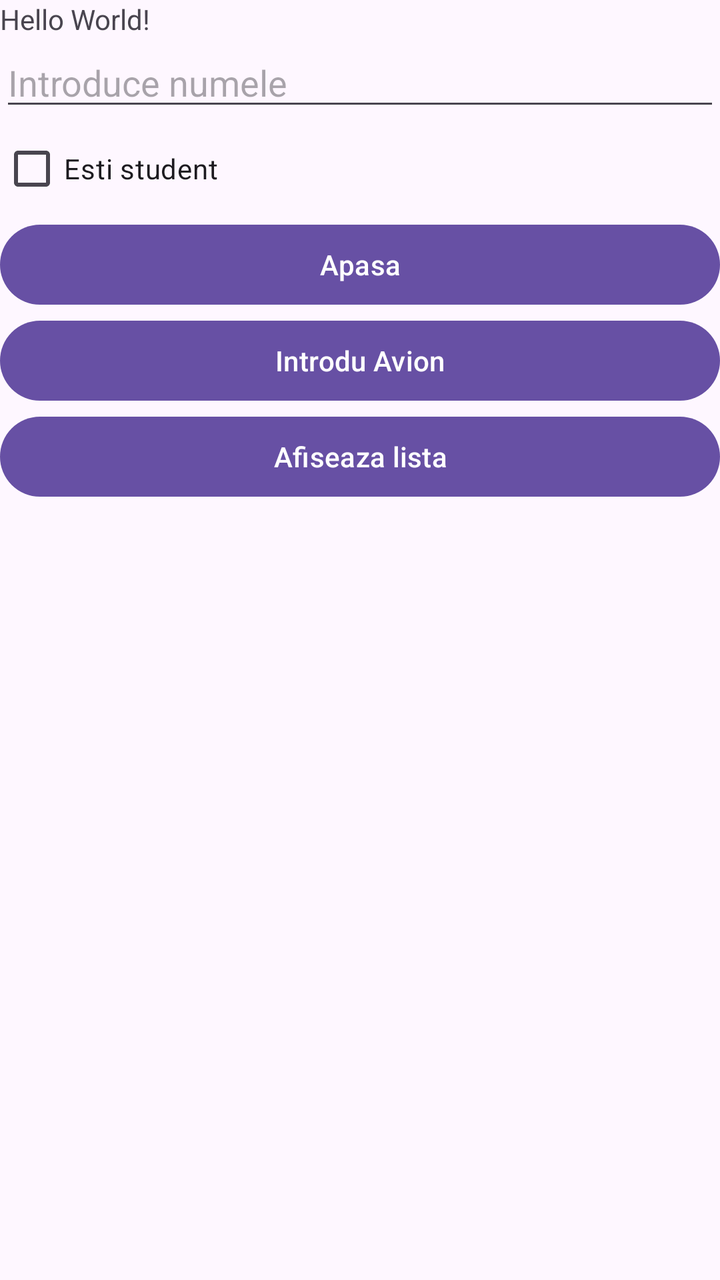
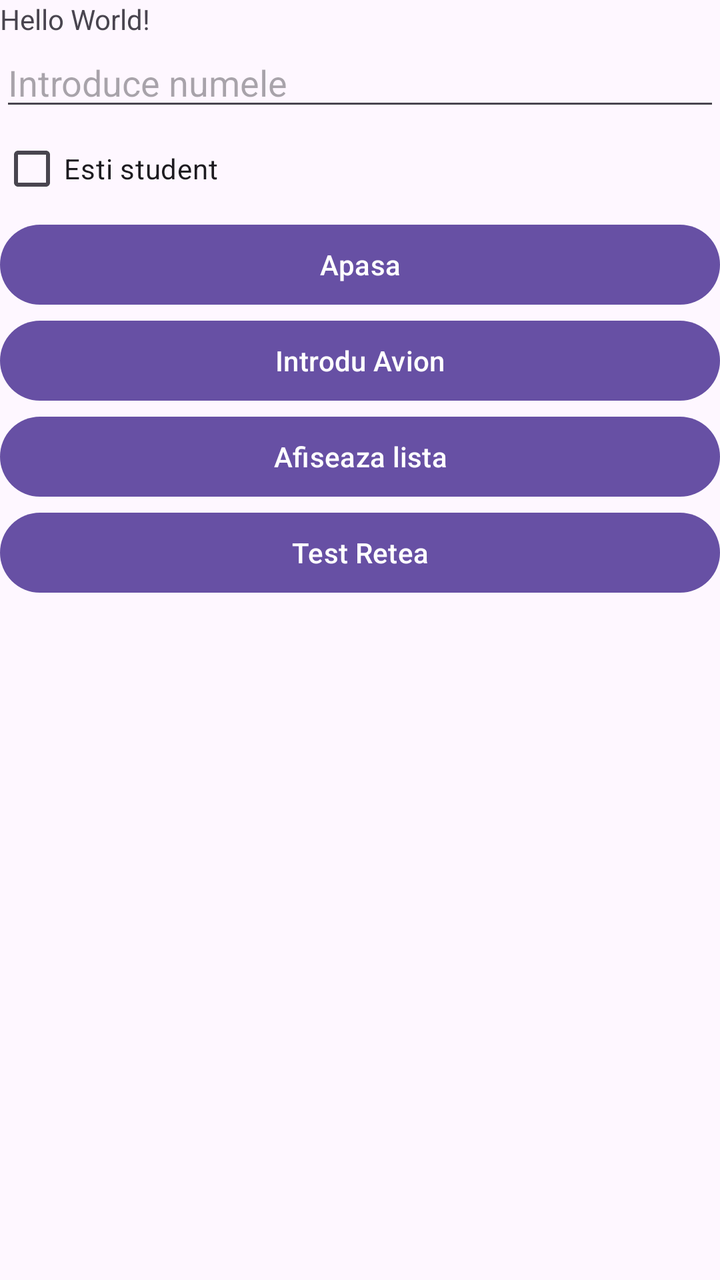

The first picture is an Android layout as it rendered before a commit; the second is the same layout after the commit. The layout source and the unified diff follow.
<!-- AndroidManifest.xml: application theme Theme.ActivitateDAM2026 -->
<!-- res/layout/activity_main.xml -->
<?xml version="1.0" encoding="utf-8"?>
<LinearLayout xmlns:android="http://schemas.android.com/apk/res/android"
    xmlns:app="http://schemas.android.com/apk/res-auto"
    xmlns:tools="http://schemas.android.com/tools"
    android:id="@+id/main"
    android:orientation="vertical"
    android:layout_width="match_parent"
    android:layout_height="match_parent"
    tools:context=".MainActivity">

    <TextView
        android:layout_width="wrap_content"
        android:layout_height="wrap_content"
        android:text="Hello World!"
         />

    <EditText
        android:id="@+id/nume_ET"
        android:layout_width="match_parent"
        android:layout_height="wrap_content"
        android:hint="@string/introduce_numele"
        android:inputType="text"
        />

    <CheckBox
        android:id="@+id/check_CB"
        android:layout_width="match_parent"
        android:layout_height="wrap_content"
        android:text="@string/esti_student"
        />

    <Button
        android:id="@+id/buton_date"
        android:layout_width="match_parent"
        android:layout_height="wrap_content"
        android:text="@string/apasa"
        />

    <Button
        android:id="@+id/buton_avion"
        android:layout_width="match_parent"
        android:layout_height="wrap_content"
        android:text="@string/introdu_avion"
        />

    <Button
        android:id="@+id/buton_lista"
        android:layout_width="match_parent"
        android:layout_height="wrap_content"
        android:text="Afiseaza lista"/>

</LinearLayout>
<!-- resources referenced by this layout -->
<resources>
  <string name="apasa">Apasa</string>
  <string name="esti_student">Esti student</string>
  <string name="introdu_avion">Introdu Avion</string>
  <string name="introduce_numele">Introduce numele</string>
  <style name="Theme.ActivitateDAM2026" parent="Base.Theme.ActivitateDAM2026" />
  <style name="Base.Theme.ActivitateDAM2026" parent="Theme.Material3.DayNight.NoActionBar">
          
          
      </style>
</resources>

<!-- the commit's change to res/layout/activity_main.xml (unified diff, before → after) -->
@@ -49,4 +49,10 @@
         android:layout_height="wrap_content"
         android:text="Afiseaza lista"/>
 
+    <Button
+        android:id="@+id/btn_retea"
+        android:layout_width="match_parent"
+        android:layout_height="wrap_content"
+        android:text="Test Retea" />
+
 </LinearLayout>
